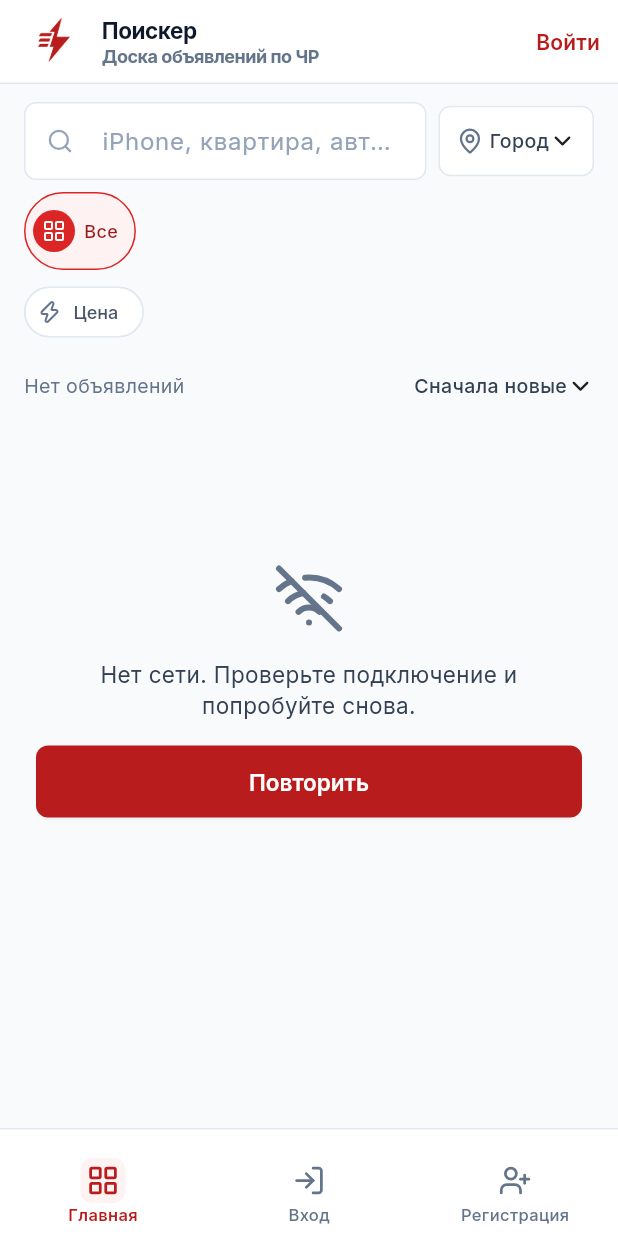
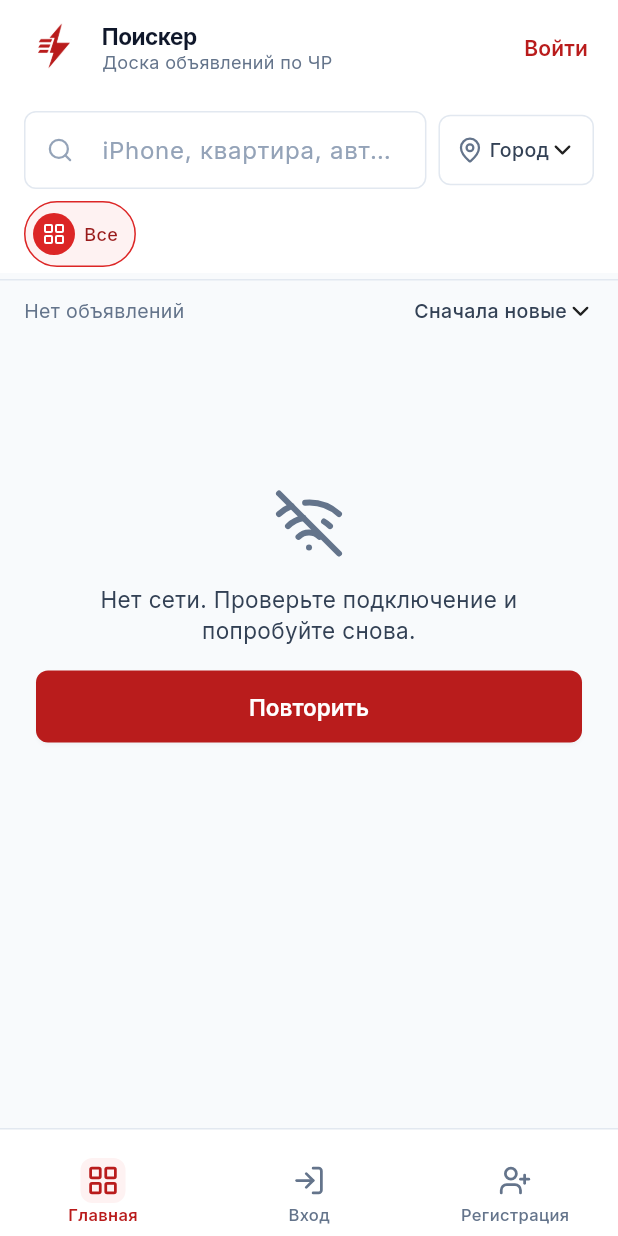
Before and after one commit to alikhanmusaev/poisker, a Flutter app: the screen it shows after launch, on a phone screen of 412 x 824 dp. Run offline on Flutter 3.47's test engine with Material 3 defaults, Android fonts, the phone set to English and light mode, and no system bars; our stand-ins replace cached_network_image, dio, firebase_core, firebase_messaging, flutter_local_notifications, flutter_secure_storage and 6 more; accounts and stored records are empty; network calls fail.

Commit message:
Pin home search filters on scroll and drop price filter UI.
Brand header scrolls away; search, city, and categories stay sticky like the web toolbar.

Co-authored-by: Cursor <cursoragent@cursor.com>

```diff
--- a/mobile/lib/features/home/home_screen.dart
+++ b/mobile/lib/features/home/home_screen.dart
@@ -11,7 +11,6 @@ import '../../core/theme/lucide_resolve.dart';
 import '../../core/theme/poisker_icons.dart';
 import '../../core/theme/poisker_theme.dart';
 import '../../core/widgets/async_body.dart';
-import '../../core/widgets/brand_header.dart';
 import '../../core/widgets/listing_card.dart';
 
 class HomeScreen extends StatefulWidget {
@@ -30,8 +29,6 @@ class _HomeScreenState extends State<HomeScreen> {
   String? _city;
   String? _category;
   String _ordering = 'date_desc';
-  int? _minPrice;
-  int? _maxPrice;
   int _page = 1;
   int _count = 0;
   bool _loading = true;
@@ -88,8 +85,6 @@ class _HomeScreenState extends State<HomeScreen> {
             city: _city,
             category: _category,
             ordering: _ordering,
-            minPrice: _minPrice,
-            maxPrice: _maxPrice,
             page: 1,
           );
       if (!mounted) return;
@@ -119,8 +114,6 @@ class _HomeScreenState extends State<HomeScreen> {
             city: _city,
             category: _category,
             ordering: _ordering,
-            minPrice: _minPrice,
-            maxPrice: _maxPrice,
             page: next,
           );
       if (!mounted) return;
@@ -147,34 +140,6 @@ class _HomeScreenState extends State<HomeScreen> {
     if (selected == null) return;
     setState(() => _city = selected.isEmpty ? null : selected);
     _reload();
-  }
-
-  Future<void> _pickPrice() async {
-    final result = await showModalBottomSheet<({int? min, int? max})>(
-      context: context,
-      isScrollControlled: true,
-      builder: (context) => _PriceFilterSheet(
-        minPrice: _minPrice,
-        maxPrice: _maxPrice,
-      ),
-    );
-    if (result == null) return;
-    setState(() {
-      _minPrice = result.min;
-      _maxPrice = result.max;
-    });
-    _reload();
-  }
-
-  bool get _hasPriceFilter => _minPrice != null || _maxPrice != null;
-
-  String get _priceFilterLabel {
-    if (_minPrice != null && _maxPrice != null) {
-      return '$_minPrice – $_maxPrice ₽';
-    }
-    if (_minPrice != null) return 'от $_minPrice ₽';
-    if (_maxPrice != null) return 'до $_maxPrice ₽';
-    return 'Цена';
   }
 
   String get _cityLabel {
@@ -213,33 +178,33 @@ class _HomeScreenState extends State<HomeScreen> {
   @override
   Widget build(BuildContext context) {
     final authed = context.watch<AuthController>().isAuthenticated;
+    final topPad = MediaQuery.paddingOf(context).top;
+
     return Scaffold(
       backgroundColor: PoiskerColors.background,
-      appBar: PoiskerBrandHeader(
-        actions: [
-          if (!authed)
-            TextButton(
-              onPressed: () => context.push('/login'),
-              child: Text(
-                'Войти',
-                style: GoogleFonts.inter(
-                  fontWeight: FontWeight.w600,
-                  color: PoiskerColors.primary700,
-                ),
-              ),
-            ),
-        ],
-      ),
       body: RefreshIndicator(
         color: PoiskerColors.primary700,
         onRefresh: _reload,
+        edgeOffset: topPad + 8,
         child: CustomScrollView(
           controller: _scroll,
           physics: const AlwaysScrollableScrollPhysics(),
           slivers: [
-            SliverToBoxAdapter(child: _buildSearchRow()),
-            SliverToBoxAdapter(child: _buildCategories()),
-            SliverToBoxAdapter(child: _buildFiltersRow()),
+            SliverToBoxAdapter(
+              child: _BrandStrip(
+                topPadding: topPad,
+                showLogin: !authed,
+                onLogin: () => context.push('/login'),
+              ),
+            ),
+            // Search + city + categories stick on scroll; brand scrolls away.
+            SliverPersistentHeader(
+              pinned: true,
+              delegate: _StickyFiltersDelegate(
+                search: _buildSearchRow(),
+                categories: _buildCategories(),
+              ),
+            ),
             SliverToBoxAdapter(child: _buildMetaRow()),
             if (_loading)
               const SliverFillRemaining(
@@ -293,7 +258,7 @@ class _HomeScreenState extends State<HomeScreen> {
 
   Widget _buildSearchRow() {
     return Padding(
-      padding: const EdgeInsets.fromLTRB(16, 12, 16, 8),
+      padding: const EdgeInsets.fromLTRB(16, 10, 16, 8),
       child: Row(
         children: [
           Expanded(
@@ -301,9 +266,9 @@ class _HomeScreenState extends State<HomeScreen> {
               controller: _search,
               textInputAction: TextInputAction.search,
               onSubmitted: (_) => _reload(),
-              decoration: InputDecoration(
+              decoration: const InputDecoration(
                 hintText: 'iPhone, квартира, автомобиль…',
-                prefixIcon: const Icon(PoiskerIcons.search, color: PoiskerColors.slate400),
+                prefixIcon: Icon(PoiskerIcons.search, color: PoiskerColors.slate400),
                 isDense: true,
               ),
             ),
@@ -365,7 +330,7 @@ class _HomeScreenState extends State<HomeScreen> {
       height: 52,
       child: ListView(
         scrollDirection: Axis.horizontal,
-        padding: const EdgeInsets.symmetric(horizontal: 16),
+        padding: const EdgeInsets.fromLTRB(16, 0, 16, 8),
         children: [
           _CategoryChip(
             label: 'Все',
@@ -387,55 +352,6 @@ class _HomeScreenState extends State<HomeScreen> {
               },
             ),
           ),
-        ],
-      ),
-    );
-  }
-
-  Widget _buildFiltersRow() {
-    return Padding(
-      padding: const EdgeInsets.fromLTRB(16, 4, 16, 0),
-      child: Wrap(
-        spacing: 8,
-        runSpacing: 8,
-        children: [
-          ActionChip(
-            avatar: Icon(
-              PoiskerIcons.bolt,
-              size: 16,
-              color: _hasPriceFilter
-                  ? PoiskerColors.primary700
-                  : PoiskerColors.slate500,
-            ),
-            label: Text(_priceFilterLabel),
-            backgroundColor: _hasPriceFilter
-                ? PoiskerColors.primary50
-                : PoiskerColors.surface,
-            side: BorderSide(
-              color: _hasPriceFilter
-                  ? PoiskerColors.primary600
-                  : PoiskerColors.border,
-            ),
-            onPressed: _pickPrice,
-          ),
-          if (_hasPriceFilter)
-            InputChip(
-              label: const Text('Сбросить цену'),
-              onDeleted: () {
-                setState(() {
-                  _minPrice = null;
-                  _maxPrice = null;
-                });
-                _reload();
-              },
-              onPressed: () {
-                setState(() {
-                  _minPrice = null;
-                  _maxPrice = null;
-                });
-                _reload();
-              },
-            ),
         ],
       ),
     );
@@ -502,6 +418,134 @@ class _HomeScreenState extends State<HomeScreen> {
       return 'объявления';
     }
     return 'объявлений';
+  }
+}
+
+class _BrandStrip extends StatelessWidget {
+  const _BrandStrip({
+    required this.topPadding,
+    required this.showLogin,
+    required this.onLogin,
+  });
+
+  final double topPadding;
+  final bool showLogin;
+  final VoidCallback onLogin;
+
+  @override
+  Widget build(BuildContext context) {
+    return Container(
+      color: PoiskerColors.surface,
+      padding: EdgeInsets.fromLTRB(16, topPadding + 8, 8, 8),
+      child: Row(
+        children: [
+          ClipRRect(
+            borderRadius: BorderRadius.circular(PoiskerRadii.md),
+            child: Image.asset(
+              'assets/logo.png',
+              width: 40,
+              height: 40,
+              fit: BoxFit.contain,
+              errorBuilder: (_, _, _) => Container(
+                width: 40,
+                height: 40,
+                decoration: BoxDecoration(
+                  color: PoiskerColors.primary700,
+                  borderRadius: BorderRadius.circular(PoiskerRadii.md),
+                ),
+                child: const Icon(PoiskerIcons.bolt, color: Colors.white),
+              ),
+            ),
+          ),
+          const SizedBox(width: 12),
+          Expanded(
+            child: Column(
+              crossAxisAlignment: CrossAxisAlignment.start,
+              mainAxisSize: MainAxisSize.min,
+              children: [
+                Text(
+                  'Поискер',
+                  style: GoogleFonts.inter(
+                    fontSize: 15,
+                    fontWeight: FontWeight.w700,
+                    letterSpacing: -0.3,
+                    color: PoiskerColors.slate900,
+                    height: 1.2,
+                  ),
+                ),
+                Text(
+                  'Доска объявлений по ЧР',
+                  maxLines: 1,
+                  overflow: TextOverflow.ellipsis,
+                  style: GoogleFonts.inter(
+                    fontSize: 12,
+                    color: PoiskerColors.muted,
+                    height: 1.2,
+                  ),
+                ),
+              ],
+            ),
+          ),
+          if (showLogin)
+            TextButton(
+              onPressed: onLogin,
+              child: Text(
+                'Войти',
+                style: GoogleFonts.inter(
+                  fontWeight: FontWeight.w600,
+                  color: PoiskerColors.primary700,
+                ),
+              ),
+            ),
+        ],
+      ),
+    );
+  }
+}
+
+class _StickyFiltersDelegate extends SliverPersistentHeaderDelegate {
+  _StickyFiltersDelegate({
+    required this.search,
+    required this.categories,
+  });
+
+  final Widget search;
+  final Widget categories;
+
+  // search row (~66) + categories (52)
+  static const double _height = 118;
+
+  @override
+  double get minExtent => _height;
+
+  @override
+  double get maxExtent => _height;
+
+  @override
+  Widget build(
+    BuildContext context,
+    double shrinkOffset,
+    bool overlapsContent,
+  ) {
+    return Material(
+      color: PoiskerColors.surface,
+      elevation: overlapsContent || shrinkOffset > 0 ? 1 : 0,
+      shadowColor: Colors.black26,
+      child: Column(
+        crossAxisAlignment: CrossAxisAlignment.stretch,
+        children: [
+          search,
+          categories,
+          const Divider(height: 1, color: PoiskerColors.border),
+        ],
+      ),
+    );
+  }
+
+  @override
+  bool shouldRebuild(covariant _StickyFiltersDelegate oldDelegate) {
+    return search != oldDelegate.search ||
+        categories != oldDelegate.categories;
   }
 }
 
@@ -587,106 +631,6 @@ class _CityPickerSheetState extends State<_CityPickerSheet> {
   }
 }
 
-class _PriceFilterSheet extends StatefulWidget {
-  const _PriceFilterSheet({this.minPrice, this.maxPrice});
-
-  final int? minPrice;
-  final int? maxPrice;
-
-  @override
-  State<_PriceFilterSheet> createState() => _PriceFilterSheetState();
-}
-
-class _PriceFilterSheetState extends State<_PriceFilterSheet> {
-  late final TextEditingController _min;
-  late final TextEditingController _max;
-
-  @override
-  void initState() {
-    super.initState();
-    _min = TextEditingController(
-      text: widget.minPrice?.toString() ?? '',
-    );
-    _max = TextEditingController(
-      text: widget.maxPrice?.toString() ?? '',
-    );
-  }
-
-  @override
-  void dispose() {
-    _min.dispose();
-    _max.dispose();
-    super.dispose();
-  }
-
-  int? _parse(String raw) {
-    final t = raw.trim();
-    if (t.isEmpty) return null;
-    return int.tryParse(t);
-  }
-
-  @override
-  Widget build(BuildContext context) {
-    final bottom = MediaQuery.viewInsetsOf(context).bottom;
-    return Padding(
-      padding: EdgeInsets.fromLTRB(16, 16, 16, 16 + bottom),
-      child: Column(
-        mainAxisSize: MainAxisSize.min,
-        crossAxisAlignment: CrossAxisAlignment.stretch,
-        children: [
-          Text(
-            'Цена',
-            style: GoogleFonts.inter(
-              fontSize: 16,
-              fontWeight: FontWeight.w700,
-            ),
-          ),
-          const SizedBox(height: 12),
-          Row(
-            children: [
-              Expanded(
-                child: TextField(
-                  controller: _min,
-                  keyboardType: TextInputType.number,
-                  decoration: const InputDecoration(
-                    labelText: 'От',
-                    hintText: '0',
-                  ),
-                ),
-              ),
-              const SizedBox(width: 12),
-              Expanded(
-                child: TextField(
-                  controller: _max,
-                  keyboardType: TextInputType.number,
-                  decoration: const InputDecoration(
-                    labelText: 'До',
-                    hintText: '∞',
-                  ),
-                ),
-              ),
-            ],
-          ),
-          const SizedBox(height: 16),
-          FilledButton(
-            onPressed: () {
-              Navigator.pop(
-                context,
-                (min: _parse(_min.text), max: _parse(_max.text)),
-              );
-            },
-            child: const Text('Применить'),
-          ),
-          TextButton(
-            onPressed: () => Navigator.pop(context, (min: null, max: null)),
-            child: const Text('Сбросить'),
-          ),
-        ],
-      ),
-    );
-  }
-}
-
 class _CategoryChip extends StatelessWidget {
   const _CategoryChip({
     required this.label,
```
